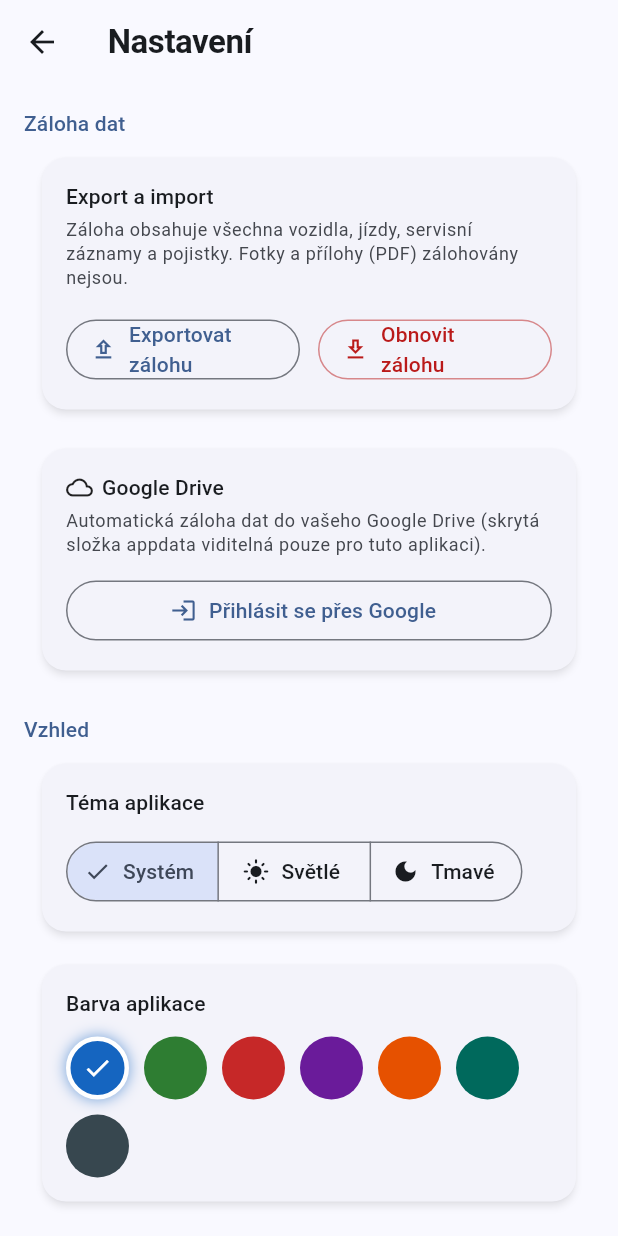
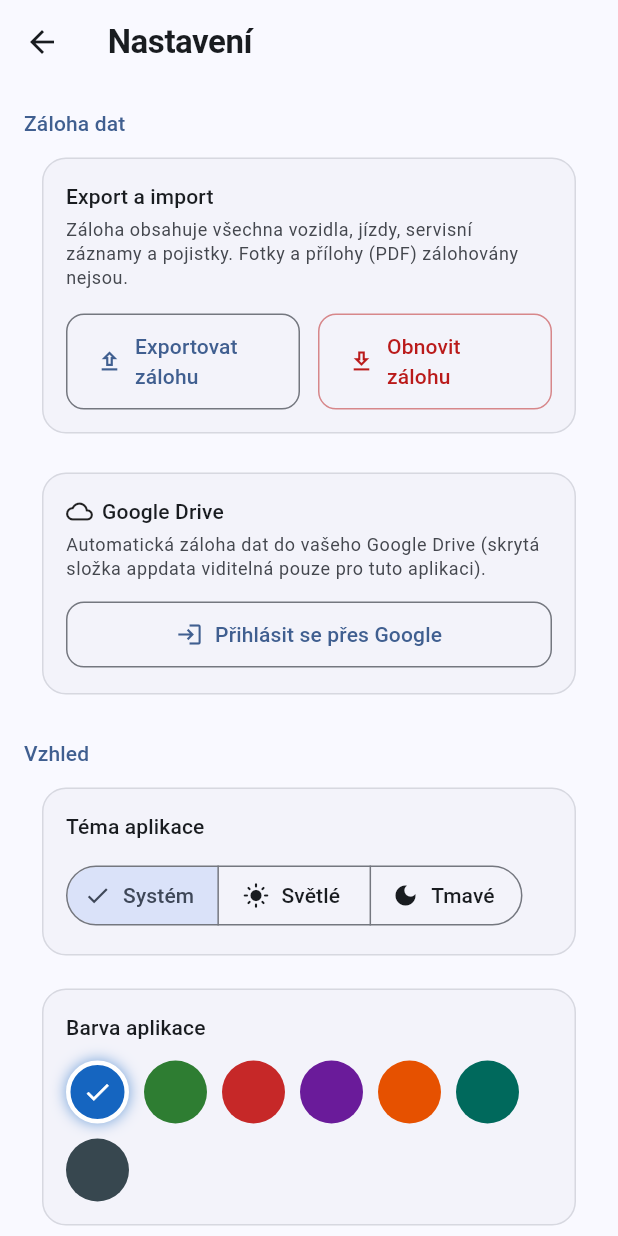
Before and after one commit to Belzeus30/DriveData, a Flutter app: the screen it shows after launch, after a tap on the "settings" icon, on a phone screen of 412 x 824 dp. Run offline on Flutter 3.47's test engine with Material 3 defaults, Android fonts, the phone set to English and light mode, and no system bars; our stand-ins replace file_picker, fl_chart, flutter_local_notifications, flutter_timezone, google_sign_in, image_picker and 6 more; missing offline and left inert: extension_google_sign_in_as_googleapis_auth, googleapis; accounts and stored records are empty.

Commit message:
feat: UI facelift, new app icon, fix notification icon
- Full M3 design facelift: replace hardcoded colors with semantic tokens
  (primaryContainer, secondaryContainer, surfaceContainerHighest, etc.)
- New shared SectionHeader widget used across all screens
- Improved trip cards, car tiles, spec tags, empty states
- Analytics stat cards use M3 tokens; removed brown tertiaryContainer
- Goals, trailers, insurance, service screens use errorContainer/tertiaryContainer
- New app icon (speedometer + bar chart, purple gradient)
- Fix notification_service: use launcher_icon instead of missing ic_launcher

```diff
--- a/lib/providers/theme_provider.dart
+++ b/lib/providers/theme_provider.dart
@@ -76,12 +76,6 @@ class ThemeProvider with ChangeNotifier {
     return ThemeData(
       colorScheme: cs,
       useMaterial3: true,
-      cardTheme: CardThemeData(
-        elevation: 2,
-        shadowColor: cs.shadow.withValues(alpha: 0.4),
-        shape: RoundedRectangleBorder(borderRadius: BorderRadius.circular(16)),
-        margin: const EdgeInsets.symmetric(horizontal: 12, vertical: 5),
-      ),
       appBarTheme: AppBarTheme(
         elevation: 0,
         scrolledUnderElevation: 2,
@@ -97,12 +91,34 @@ class ThemeProvider with ChangeNotifier {
         elevation: 8,
         shadowColor: cs.shadow,
       ),
+      listTileTheme: ListTileThemeData(
+        contentPadding: const EdgeInsets.symmetric(horizontal: 16, vertical: 4),
+        minVerticalPadding: 8,
+        shape: RoundedRectangleBorder(borderRadius: BorderRadius.circular(12)),
+      ),
+      dividerTheme: const DividerThemeData(
+        space: 24,
+        indent: 16,
+        endIndent: 16,
+      ),
       chipTheme: ChipThemeData(
         shape: RoundedRectangleBorder(borderRadius: BorderRadius.circular(8)),
+        padding: const EdgeInsets.symmetric(horizontal: 10, vertical: 4),
+        labelStyle: const TextStyle(fontSize: 12, fontWeight: FontWeight.w500),
       ),
       inputDecorationTheme: InputDecorationTheme(
-        border: OutlineInputBorder(borderRadius: BorderRadius.circular(12)),
+        border: OutlineInputBorder(borderRadius: BorderRadius.circular(14)),
+        enabledBorder: OutlineInputBorder(
+          borderRadius: BorderRadius.circular(14),
+          borderSide: BorderSide(color: cs.outline.withValues(alpha: 0.5)),
+        ),
+        focusedBorder: OutlineInputBorder(
+          borderRadius: BorderRadius.circular(14),
+          borderSide: BorderSide(color: cs.primary, width: 2),
+        ),
         filled: true,
+        fillColor: cs.surfaceContainerLowest,
+        contentPadding: const EdgeInsets.symmetric(horizontal: 16, vertical: 14),
       ),
       filledButtonTheme: FilledButtonThemeData(
         style: FilledButton.styleFrom(
@@ -110,10 +126,28 @@ class ThemeProvider with ChangeNotifier {
           padding: const EdgeInsets.symmetric(horizontal: 24, vertical: 14),
         ),
       ),
-      floatingActionButtonTheme: const FloatingActionButtonThemeData(
-        shape: RoundedRectangleBorder(
+      outlinedButtonTheme: OutlinedButtonThemeData(
+        style: OutlinedButton.styleFrom(
+          shape: RoundedRectangleBorder(borderRadius: BorderRadius.circular(12)),
+          padding: const EdgeInsets.symmetric(horizontal: 20, vertical: 12),
+        ),
+      ),
+      floatingActionButtonTheme: FloatingActionButtonThemeData(
+        shape: const RoundedRectangleBorder(
           borderRadius: BorderRadius.all(Radius.circular(16)),
         ),
+        backgroundColor: cs.primaryContainer,
+        foregroundColor: cs.onPrimaryContainer,
+        elevation: 2,
+      ),
+      cardTheme: CardThemeData(
+        elevation: 0,
+        shape: RoundedRectangleBorder(
+          borderRadius: BorderRadius.circular(16),
+          side: BorderSide(color: cs.outlineVariant.withValues(alpha: 0.6)),
+        ),
+        margin: const EdgeInsets.symmetric(horizontal: 12, vertical: 5),
+        color: cs.surfaceContainerLow,
       ),
     );
   }
--- a/lib/screens/cars/cars_screen.dart
+++ b/lib/screens/cars/cars_screen.dart
@@ -42,12 +42,21 @@ class CarsScreen extends StatelessWidget {
               child: Column(
                 mainAxisAlignment: MainAxisAlignment.center,
                 children: [
-                  Icon(Icons.garage_outlined, size: 72, color: Colors.grey[400]),
+                  Container(
+                    width: 80,
+                    height: 80,
+                    decoration: BoxDecoration(
+                      color: Theme.of(context).colorScheme.primaryContainer,
+                      shape: BoxShape.circle,
+                    ),
+                    child: Icon(Icons.garage_outlined, size: 40,
+                        color: Theme.of(context).colorScheme.onPrimaryContainer),
+                  ),
                   const SizedBox(height: 16),
                   Text('Žádná vozidla', style: Theme.of(context).textTheme.titleMedium),
                   const SizedBox(height: 8),
                   Text('Přidej své první vozidlo kliknutím na +',
-                      style: TextStyle(color: Colors.grey[600])),
+                      style: TextStyle(color: Theme.of(context).colorScheme.onSurfaceVariant)),
                 ],
               ),
             );
@@ -144,6 +153,10 @@ class _CarTile extends StatelessWidget {
                         end: Alignment.bottomRight,
                       ),
                       borderRadius: BorderRadius.circular(14),
+                      border: Border.all(
+                        color: accent.withValues(alpha: 0.35),
+                        width: 2,
+                      ),
                     ),
                     alignment: Alignment.center,
                     child: Icon(
@@ -256,15 +269,16 @@ class _SpecTag extends StatelessWidget {
   @override
   Widget build(BuildContext context) {
     return Container(
-      padding: const EdgeInsets.symmetric(horizontal: 8, vertical: 3),
+      padding: const EdgeInsets.symmetric(horizontal: 10, vertical: 4),
       decoration: BoxDecoration(
         color: cs.surfaceContainerHighest,
-        borderRadius: BorderRadius.circular(6),
+        borderRadius: BorderRadius.circular(8),
+        border: Border.all(color: cs.outlineVariant.withValues(alpha: 0.5)),
       ),
       child: Text(
         label,
         style: TextStyle(
-            fontSize: 11,
+            fontSize: 12,
             fontWeight: FontWeight.w500,
             color: cs.onSurfaceVariant),
       ),
--- a/lib/screens/insurance/insurances_screen.dart
+++ b/lib/screens/insurance/insurances_screen.dart
@@ -6,6 +6,7 @@ import '../../models/insurance_policy.dart';
 import '../../providers/car_provider.dart';
 import '../../providers/insurance_provider.dart';
 import '../../utils/constants.dart';
+import '../../widgets/section_header.dart';
 import 'add_edit_insurance_screen.dart';
 import 'travel_insurance_info_screen.dart';
 import '../settings/settings_screen.dart';
@@ -89,10 +90,8 @@ class InsurancesContent extends StatelessWidget {
       children: [
         // ---- REMINDERS ----
         if (reminders.isNotEmpty) ...[
-          Text('⚠️ Vyžadují pozornost',
-              style: Theme.of(context).textTheme.labelLarge?.copyWith(
-                  color: Theme.of(context).colorScheme.error)),
-          const SizedBox(height: 8),
+          SectionHeader(title: 'Vyžadují pozornost', icon: Icons.warning_rounded,
+              padding: const EdgeInsets.only(bottom: 8)),
           ...reminders.map((r) => _PolicyCard(
                 policy: r.policy,
                 carName: _carName(r.policy, carProvider),
@@ -109,10 +108,8 @@ class InsurancesContent extends StatelessWidget {
 
         // ---- ACTIVE ----
         if (policies.any((p) => p.isActive && !reminderIds.contains(p.id))) ...[
-          Text('✅ Aktivní pojistky',
-              style: Theme.of(context).textTheme.labelLarge?.copyWith(
-                  color: Colors.green.shade700)),
-          const SizedBox(height: 8),
+          SectionHeader(title: 'Aktivní pojistky', icon: Icons.shield_outlined,
+              padding: const EdgeInsets.only(bottom: 8)),
           ...policies
               .where((p) => p.isActive && !reminderIds.contains(p.id))
               .map((p) => _PolicyCard(
@@ -126,11 +123,8 @@ class InsurancesContent extends StatelessWidget {
 
         // ---- EXPIRED ----
         if (policies.any((p) => p.isExpired)) ...[
-          const SizedBox(height: 8),
-          Text('🗄️ Prošlé',
-              style: Theme.of(context).textTheme.labelSmall?.copyWith(
-                  color: Theme.of(context).colorScheme.onSurfaceVariant)),
-          const SizedBox(height: 4),
+          SectionHeader(title: 'Prošlé pojistky', icon: Icons.archive_outlined,
+              padding: const EdgeInsets.only(top: 8, bottom: 4)),
           ...policies
               .where((p) => p.isExpired)
               .map((p) => _PolicyCard(
@@ -185,7 +179,7 @@ class InsurancesContent extends StatelessWidget {
           TextButton(
               onPressed: () => Navigator.pop(ctx, true),
               child:
-                  Text('Smazat', style: TextStyle(color: Colors.red.shade700))),
+                  Text('Smazat', style: TextStyle(color: Theme.of(context).colorScheme.error))),
         ],
       ),
     );
@@ -242,7 +236,7 @@ class _PolicyCard extends StatelessWidget {
 
     Color? cardColor;
     if (isOverdue) cardColor = cs.errorContainer;
-    if (isDueSoon) cardColor = Colors.orange.shade50;
+    if (isDueSoon) cardColor = cs.tertiaryContainer;
 
     return Dismissible(
       key: Key(policy.id),
@@ -269,7 +263,7 @@ class _PolicyCard extends StatelessWidget {
             AppConstants.insuranceTypeIcons[policy.type] ?? '📜',
             style: TextStyle(
                 fontSize: 28,
-                color: dimmed ? Colors.grey : null),
+                color: dimmed ? cs.onSurfaceVariant : null),
           ),
           title: Text(
             '${AppConstants.insuranceTypeLabels[policy.type]} — ${policy.provider}',
@@ -284,9 +278,9 @@ class _PolicyCard extends StatelessWidget {
                 'Platnost do: ${_dateFmt.format(policy.validTo)}',
                 style: TextStyle(
                     color: isOverdue
-                        ? cs.error
+                        ? cs.onErrorContainer
                         : isDueSoon
-                            ? Colors.orange.shade800
+                            ? cs.onTertiaryContainer
                             : null,
                     fontWeight:
                         (isOverdue || isDueSoon) ? FontWeight.bold : null),
@@ -301,7 +295,7 @@ class _PolicyCard extends StatelessWidget {
               if (isDueSoon)
                 Text('⏳ Vyprší za ${policy.daysUntilExpiry} dní',
                     style: TextStyle(
-                        color: Colors.orange.shade800,
+                        color: cs.onTertiaryContainer,
                         fontSize: 12, fontWeight: FontWeight.bold)),
             ],
           ),
--- a/lib/screens/trailers/trailers_screen.dart
+++ b/lib/screens/trailers/trailers_screen.dart
@@ -3,6 +3,7 @@ import 'package:intl/intl.dart';
 import 'package:provider/provider.dart';
 import '../../models/trailer.dart';
 import '../../providers/trailer_provider.dart';
+import '../../widgets/section_header.dart';
 import '../settings/settings_screen.dart';
 import 'add_edit_trailer_screen.dart';
 
@@ -66,12 +67,8 @@ class TrailersScreen extends StatelessWidget {
             children: [
               // --- MOT REMINDERS ---
               if (reminders.isNotEmpty) ...[
-                Text(
-                  '⚠️ Vyžadují pozornost',
-                  style: Theme.of(context).textTheme.labelLarge?.copyWith(
-                      color: Theme.of(context).colorScheme.error),
-                ),
-                const SizedBox(height: 8),
+                SectionHeader(title: 'Vyžadují pozornost', icon: Icons.warning_rounded,
+                    padding: const EdgeInsets.only(bottom: 8)),
                 ...reminders.map((r) => _TrailerCard(
                       trailer: r.trailer,
                       isOverdue: r.isOverdue,
@@ -84,12 +81,8 @@ class TrailersScreen extends StatelessWidget {
 
               // --- OTHER TRAILERS ---
               if (trailers.any((t) => !reminderIds.contains(t.id))) ...[
-                Text(
-                  '🔗 Vozíky',
-                  style: Theme.of(context).textTheme.labelLarge?.copyWith(
-                      color: Theme.of(context).colorScheme.primary),
-                ),
-                const SizedBox(height: 8),
+                SectionHeader(title: 'Vozíky', icon: Icons.rv_hookup,
+                    padding: const EdgeInsets.only(bottom: 8)),
                 ...trailers
                     .where((t) => !reminderIds.contains(t.id))
                     .map((t) => _TrailerCard(
@@ -138,7 +131,7 @@ class TrailersScreen extends StatelessWidget {
           TextButton(
               onPressed: () => Navigator.pop(ctx, true),
               child: Text('Smazat',
-                  style: TextStyle(color: Colors.red.shade700))),
+                  style: TextStyle(color: Theme.of(context).colorScheme.error))),
         ],
       ),
     );
@@ -183,7 +176,7 @@ class _TrailerCard extends StatelessWidget {
 
     Color? cardColor;
     if (isOverdue) cardColor = cs.errorContainer;
-    if (isDueSoon) cardColor = Colors.orange.shade50;
+    if (isDueSoon) cardColor = cs.tertiaryContainer;
 
     String techStatus = 'STK nezadáno';
     Color techColor = cs.onSurfaceVariant;
@@ -195,10 +188,10 @@ class _TrailerCard extends StatelessWidget {
       } else if (isDueSoon) {
         techStatus =
             '⏳ STK za ${trailer.daysUntilTech} dní (${_dateFmt.format(trailer.nextTechDate!)})';
-        techColor = Colors.orange.shade800;
+        techColor = cs.onTertiaryContainer;
       } else {
         techStatus = '✅ STK do ${_dateFmt.format(trailer.nextTechDate!)}';
-        techColor = Colors.green.shade700;
+        techColor = cs.primary;
       }
     }
 
@@ -262,7 +255,7 @@ class _TrailerCard extends StatelessWidget {
             color: isOverdue
                 ? cs.error
                 : isDueSoon
-                    ? Colors.orange
+                    ? cs.tertiary
                     : cs.onSurfaceVariant,
           ),
           isThreeLine: true,
--- a/lib/screens/trips/trips_screen.dart
+++ b/lib/screens/trips/trips_screen.dart
@@ -87,9 +87,19 @@ class _TripsScreenState extends State<TripsScreen> {
                     child: Column(
                       mainAxisAlignment: MainAxisAlignment.center,
                       children: [
-                        Icon(
-                          noCars ? Icons.directions_car_outlined : Icons.route_outlined,
-                          size: 72, color: Colors.grey[400]),
+                        Container(
+                          width: 80,
+                          height: 80,
+                          decoration: BoxDecoration(
+                            color: Theme.of(context).colorScheme.primaryContainer,
+                            shape: BoxShape.circle,
+                          ),
+                          child: Icon(
+                            noCars ? Icons.directions_car_outlined : Icons.route_outlined,
+                            size: 40,
+                            color: Theme.of(context).colorScheme.onPrimaryContainer,
+                          ),
+                        ),
                         const SizedBox(height: 16),
                         Text(
                           noCars ? 'Nejprve přidej vozidlo' : 'Žádné jízdy',
@@ -100,7 +110,7 @@ class _TripsScreenState extends State<TripsScreen> {
                               ? 'Přejdi na záložku Vozidla a přidej své vozidlo.\nPak budeš moci přidávat jízdy.'
                               : 'Přidej první jízdu kliknutím na +',
                           textAlign: TextAlign.center,
-                          style: TextStyle(color: Colors.grey[600])),
+                          style: TextStyle(color: Theme.of(context).colorScheme.onSurfaceVariant)),
                       ],
                     ),
                   ),
@@ -324,6 +334,15 @@ class _TripCard extends StatelessWidget {
                               border: Border.all(
                                   color: scoreColor.withValues(alpha: 0.5),
                                   width: 2),
+                              boxShadow: score != null
+                                  ? [
+                                      BoxShadow(
+                                        color: scoreColor.withValues(alpha: 0.25),
+                                        blurRadius: 8,
+                                        spreadRadius: 1,
+                                      )
+                                    ]
+                                  : null,
                             ),
                             alignment: Alignment.center,
                             child: Text(
@@ -421,13 +440,14 @@ class _StatChip extends StatelessWidget {
 
   @override
   Widget build(BuildContext context) {
-    final fg = color ?? cs.onSurfaceVariant;
+    final fg = color ?? cs.primary;
+    final bg = color != null
+        ? color!.withValues(alpha: 0.12)
+        : cs.primaryContainer.withValues(alpha: 0.6);
     return Container(
       padding: const EdgeInsets.symmetric(horizontal: 8, vertical: 4),
       decoration: BoxDecoration(
-        color: color != null
-            ? color!.withValues(alpha: 0.1)
-            : cs.surfaceContainerHighest,
+        color: bg,
         borderRadius: BorderRadius.circular(8),
       ),
       child: Row(
@@ -462,7 +482,7 @@ class _EmojiChip extends StatelessWidget {
     return Container(
       padding: const EdgeInsets.symmetric(horizontal: 7, vertical: 4),
       decoration: BoxDecoration(
-        color: cs.surfaceContainerHighest,
+        color: cs.primaryContainer.withValues(alpha: 0.6),
         borderRadius: BorderRadius.circular(8),
       ),
       child: Text(emoji, style: const TextStyle(fontSize: 13)),
--- a/lib/services/notification_service.dart
+++ b/lib/services/notification_service.dart
@@ -59,7 +59,7 @@ class NotificationService {
     tz.setLocalLocation(tz.getLocation(tzInfo.identifier));
 
     const initSettings = InitializationSettings(
-      android: AndroidInitializationSettings('@mipmap/ic_launcher'),
+      android: AndroidInitializationSettings('@mipmap/launcher_icon'),
       iOS: DarwinInitializationSettings(
         requestAlertPermission: false,
         requestBadgePermission: false,
```
Also changed, not shown: lib/screens/analytics/analytics_screen.dart (+39 -41 lines), lib/screens/goals/goals_screen.dart (+12 -10 lines), lib/screens/service/service_screen.dart (+30 -26 lines), lib/widgets/section_header.dart (added, +70 -0 lines), assets/icons/app_icon.svg, assets/icons/app_icon_1024.png, 31 other files.
